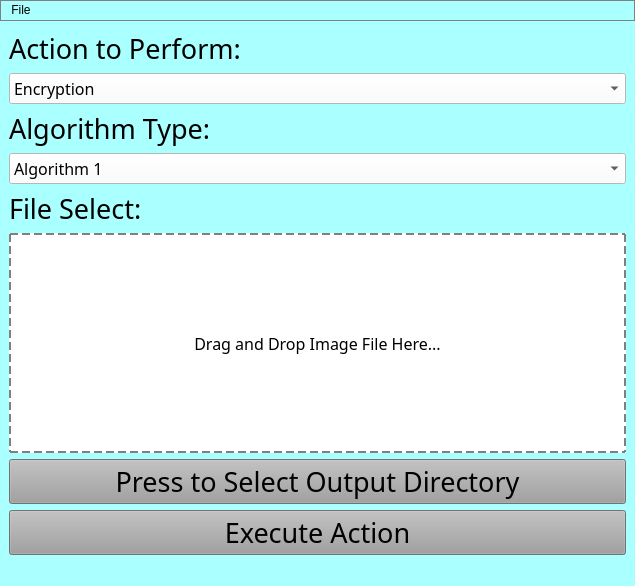
The window that src/mainwindow.ui (terrytosh/image-encryptor) describes before a commit, drawn with Qt 5.
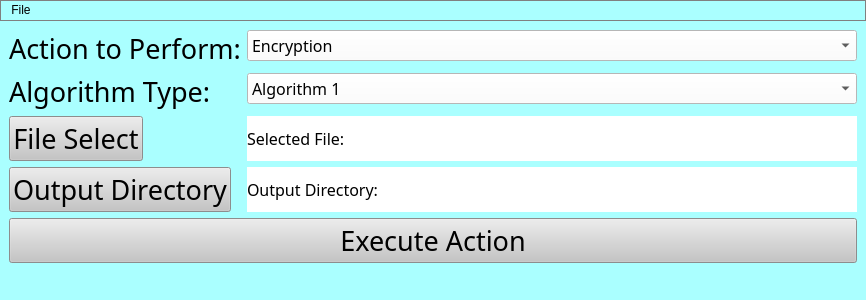
The same window after the commit.

Diff of the .ui file:
```diff
--- a/src/mainwindow.ui
+++ b/src/mainwindow.ui
@@ -6,8 +6,8 @@
    <rect>
     <x>0</x>
     <y>0</y>
-    <width>635</width>
-    <height>586</height>
+    <width>866</width>
+    <height>300</height>
    </rect>
   </property>
   <property name="sizePolicy">
@@ -35,8 +35,8 @@
    <property name="acceptDrops">
     <bool>false</bool>
    </property>
-   <layout class="QVBoxLayout" name="verticalLayout">
-    <item>
+   <layout class="QFormLayout" name="formLayout">
+    <item row="0" column="0">
      <widget class="QLabel" name="input_label_1">
       <property name="font">
        <font>
@@ -49,45 +49,7 @@
       </property>
      </widget>
     </item>
-    <item>
-     <widget class="QComboBox" name="action_selection_box">
-      <property name="sizePolicy">
-       <sizepolicy hsizetype="Minimum" vsizetype="Fixed">
-        <horstretch>0</horstretch>
-        <verstretch>0</verstretch>
-       </sizepolicy>
-      </property>
-      <property name="font">
-       <font>
-        <family>Calibri Light</family>
-        <pointsize>12</pointsize>
-       </font>
-      </property>
-      <property name="focusPolicy">
-       <enum>Qt::ClickFocus</enum>
-      </property>
-      <property name="contextMenuPolicy">
-       <enum>Qt::DefaultContextMenu</enum>
-      </property>
-      <property name="styleSheet">
-       <string notr="true">background-color: rgb(255, 255, 255);</string>
-      </property>
-      <property name="frame">
-       <bool>true</bool>
-      </property>
-      <item>
-       <property name="text">
-        <string>Encryption</string>
-       </property>
-      </item>
-      <item>
-       <property name="text">
-        <string>Decryption</string>
-       </property>
-      </item>
-     </widget>
-    </item>
-    <item>
+    <item row="1" column="0">
      <widget class="QLabel" name="input_label_2">
       <property name="font">
        <font>
@@ -100,7 +62,7 @@
       </property>
      </widget>
     </item>
-    <item>
+    <item row="1" column="1">
      <widget class="QComboBox" name="algorithm_selection_box">
       <property name="sizePolicy">
        <sizepolicy hsizetype="Minimum" vsizetype="Fixed">
@@ -142,52 +104,39 @@
       </item>
      </widget>
     </item>
-    <item>
-     <widget class="QLabel" name="input_label_3">
+    <item row="2" column="0">
+     <widget class="QPushButton" name="pushButton">
       <property name="font">
        <font>
         <family>Calibri Light</family>
         <pointsize>20</pointsize>
        </font>
       </property>
+      <property name="styleSheet">
+       <string notr="true">background-color: rgb(197, 197, 197);</string>
+      </property>
       <property name="text">
-       <string>File Select:</string>
+       <string>File Select</string>
       </property>
      </widget>
     </item>
-    <item>
-     <widget class="QLabel" name="drag_and_drop_label">
-      <property name="sizePolicy">
-       <sizepolicy hsizetype="Minimum" vsizetype="Preferred">
-        <horstretch>0</horstretch>
-        <verstretch>1</verstretch>
-       </sizepolicy>
-      </property>
+    <item row="2" column="1">
+     <widget class="QLabel" name="label">
       <property name="font">
        <font>
         <family>Calibri Light</family>
         <pointsize>12</pointsize>
        </font>
       </property>
-      <property name="acceptDrops">
-       <bool>true</bool>
-      </property>
-      <property name="layoutDirection">
-       <enum>Qt::LeftToRight</enum>
-      </property>
       <property name="styleSheet">
-       <string notr="true">background-color: rgb(255, 255, 255);
-border: 2px dashed gray;</string>
+       <string notr="true">background-color: rgb(255, 255, 255);</string>
       </property>
       <property name="text">
-       <string>Drag and Drop Image File Here...</string>
-      </property>
-      <property name="alignment">
-       <set>Qt::AlignCenter</set>
+       <string>Selected File: </string>
       </property>
      </widget>
     </item>
-    <item>
+    <item row="3" column="0">
      <widget class="QPushButton" name="select_output_directory_button">
       <property name="sizePolicy">
        <sizepolicy hsizetype="Preferred" vsizetype="Fixed">
@@ -202,14 +151,68 @@
        </font>
       </property>
       <property name="styleSheet">
-       <string notr="true">background-color: rgb(159, 159, 159);</string>
+       <string notr="true">background-color: rgb(197, 197, 197);</string>
       </property>
       <property name="text">
-       <string>Press to Select Output Directory</string>
+       <string>Output Directory</string>
       </property>
      </widget>
     </item>
-    <item>
+    <item row="3" column="1">
+     <widget class="QLabel" name="label_2">
+      <property name="font">
+       <font>
+        <family>Calibri Light</family>
+        <pointsize>12</pointsize>
+       </font>
+      </property>
+      <property name="styleSheet">
+       <string notr="true">background-color: rgb(255, 255, 255);</string>
+      </property>
+      <property name="text">
+       <string>Output Directory:</string>
+      </property>
+     </widget>
+    </item>
+    <item row="0" column="1">
+     <widget class="QComboBox" name="action_selection_box">
+      <property name="sizePolicy">
+       <sizepolicy hsizetype="Minimum" vsizetype="Fixed">
+        <horstretch>0</horstretch>
+        <verstretch>0</verstretch>
+       </sizepolicy>
+      </property>
+      <property name="font">
+       <font>
+        <family>Calibri Light</family>
+        <pointsize>12</pointsize>
+       </font>
+      </property>
+      <property name="focusPolicy">
+       <enum>Qt::ClickFocus</enum>
+      </property>
+      <property name="contextMenuPolicy">
+       <enum>Qt::DefaultContextMenu</enum>
+      </property>
+      <property name="styleSheet">
+       <string notr="true">background-color: rgb(255, 255, 255);</string>
+      </property>
+      <property name="frame">
+       <bool>true</bool>
+      </property>
+      <item>
+       <property name="text">
+        <string>Encryption</string>
+       </property>
+      </item>
+      <item>
+       <property name="text">
+        <string>Decryption</string>
+       </property>
+      </item>
+     </widget>
+    </item>
+    <item row="4" column="0" colspan="2">
      <widget class="QPushButton" name="execute_action_button">
       <property name="sizePolicy">
        <sizepolicy hsizetype="Preferred" vsizetype="Fixed">
@@ -230,7 +233,7 @@
        <bool>false</bool>
       </property>
       <property name="styleSheet">
-       <string notr="true">background-color: rgb(159, 159, 159);</string>
+       <string notr="true">background-color: rgb(197, 197, 197);</string>
       </property>
       <property name="text">
        <string>Execute Action</string>
@@ -251,7 +254,7 @@
     <rect>
      <x>0</x>
      <y>0</y>
-     <width>635</width>
+     <width>866</width>
      <height>24</height>
     </rect>
    </property>
```
